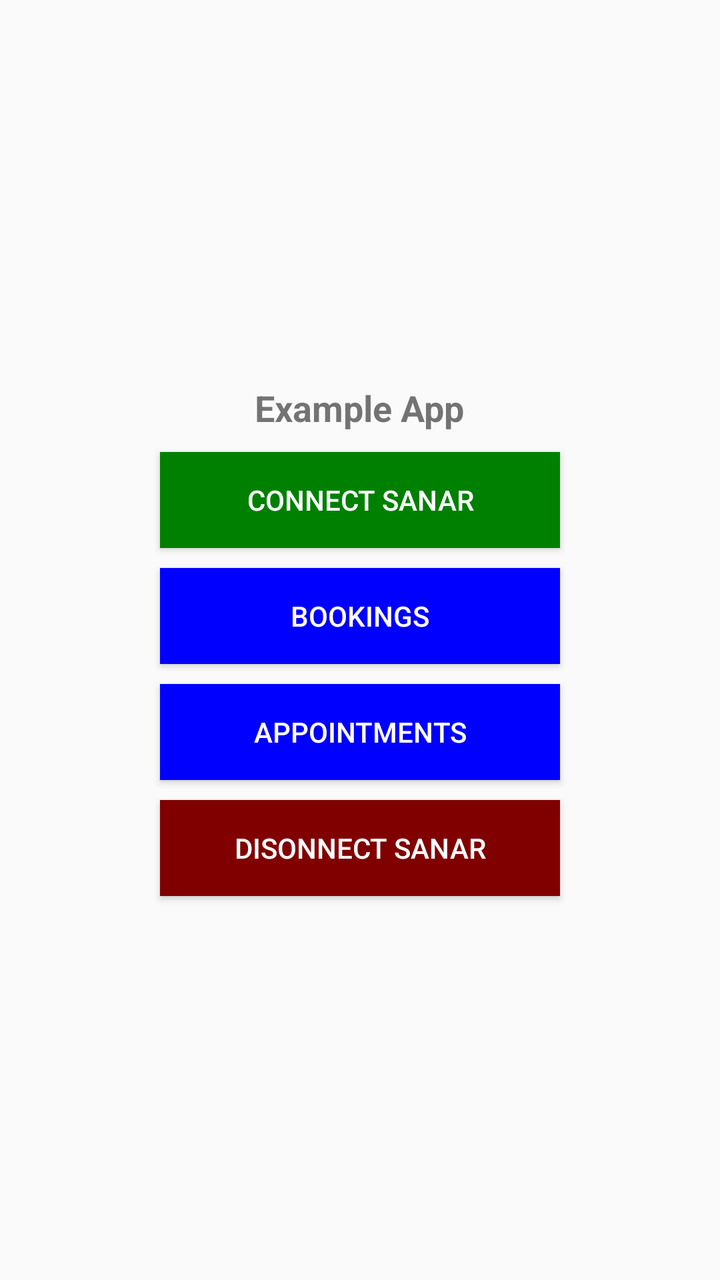
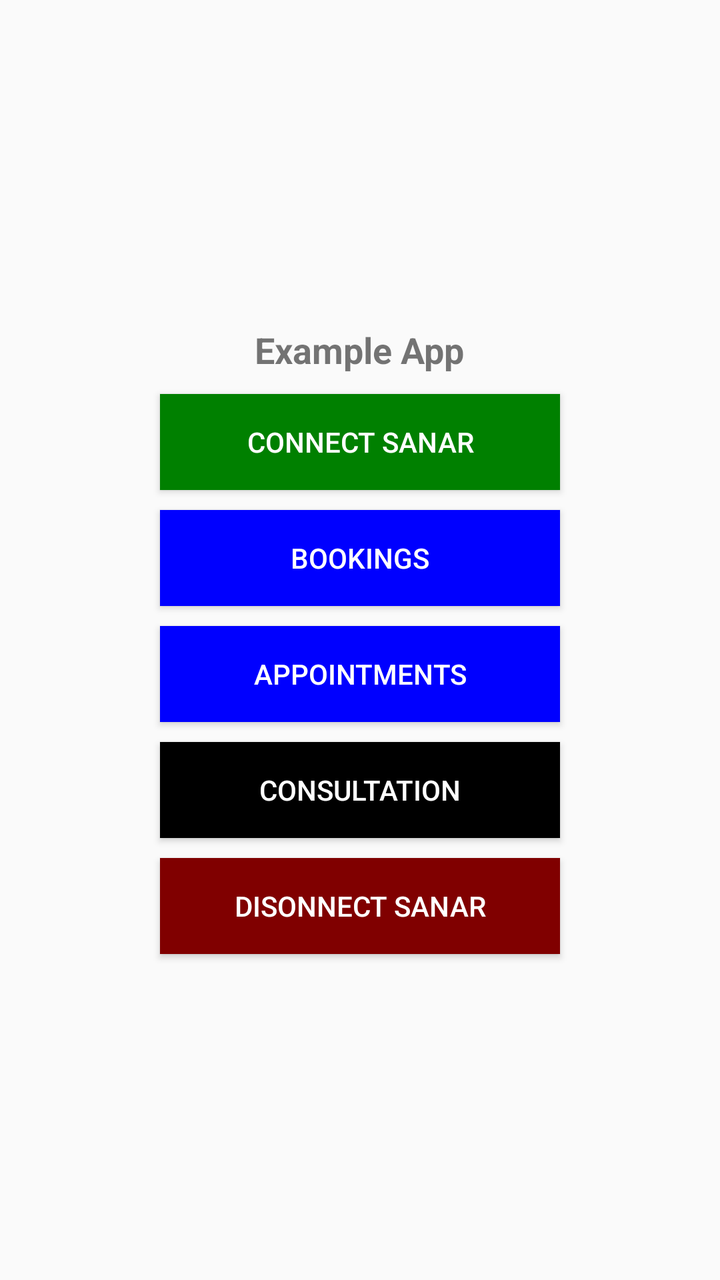

Screens rendered from an Android XML layout before and after an edit, with the pre-edit source and the edit as a unified diff.
<!-- AndroidManifest.xml: activity theme Theme.ExampleAndroidApp -->
<!-- res/layout/activity_main.xml -->
<?xml version="1.0" encoding="utf-8"?>
<LinearLayout xmlns:android="http://schemas.android.com/apk/res/android"
    android:layout_width="fill_parent"
    android:layout_height="fill_parent"
    android:orientation="vertical"
    android:gravity="center" >
    <TextView
        android:id="@+id/text_view_id"
        android:layout_height="wrap_content"
        android:layout_width="wrap_content"
        android:textStyle="bold"
        android:textSize="18dp"
        android:text="Example App" />

    <Button
        android:id="@+id/sr_connect_button"
        android:layout_width="200dp"
        android:layout_height="wrap_content"
        android:layout_marginTop="10dp"
        android:layout_gravity="center"
        android:textColor="@color/white"
        android:background="#008000"
        android:text="Connect Sanar"/>

    <Button
        android:id="@+id/sr_booking"
        android:layout_width="200dp"
        android:layout_height="wrap_content"
        android:layout_marginTop="10dp"
        android:layout_gravity="center"
        android:textColor="@color/white"
        android:background="#0000FF"
        android:text="Bookings"/>

    <Button
        android:id="@+id/sr_appointment"
        android:layout_width="200dp"
        android:layout_height="wrap_content"
        android:layout_marginTop="10dp"
        android:layout_gravity="center"
        android:textColor="@color/white"
        android:background="#0000FF"
        android:text="Appointments"/>

    <Button
        android:id="@+id/sr_disconnect_button"
        android:layout_width="200dp"
        android:layout_height="wrap_content"
        android:layout_marginTop="10dp"
        android:layout_gravity="center"
        android:textColor="@color/white"
        android:background="#800000"
        android:text="Disonnect Sanar"/>

</LinearLayout>
<!-- resources referenced by this layout -->
<resources>
  <color name="white">#FFFFFFFF</color>
  <style name="Theme.ExampleAndroidApp" parent="android:Theme.Material.Light.NoActionBar" />
</resources>

<!-- the commit's change to res/layout/activity_main.xml (unified diff, before → after) -->
@@ -43,6 +43,16 @@
         android:text="Appointments"/>
 
     <Button
+        android:id="@+id/sr_consultation"
+        android:layout_width="200dp"
+        android:layout_height="wrap_content"
+        android:layout_marginTop="10dp"
+        android:layout_gravity="center"
+        android:textColor="@color/white"
+        android:background="#000000"
+        android:text="Consultation"/>
+
+    <Button
         android:id="@+id/sr_disconnect_button"
         android:layout_width="200dp"
         android:layout_height="wrap_content"
